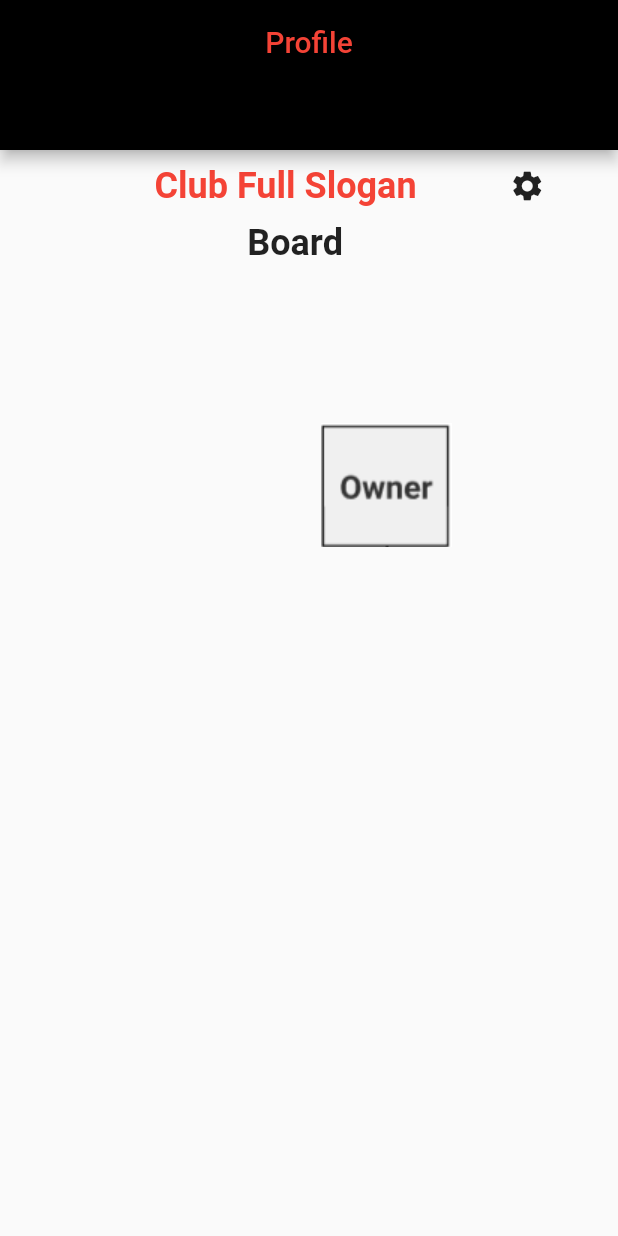
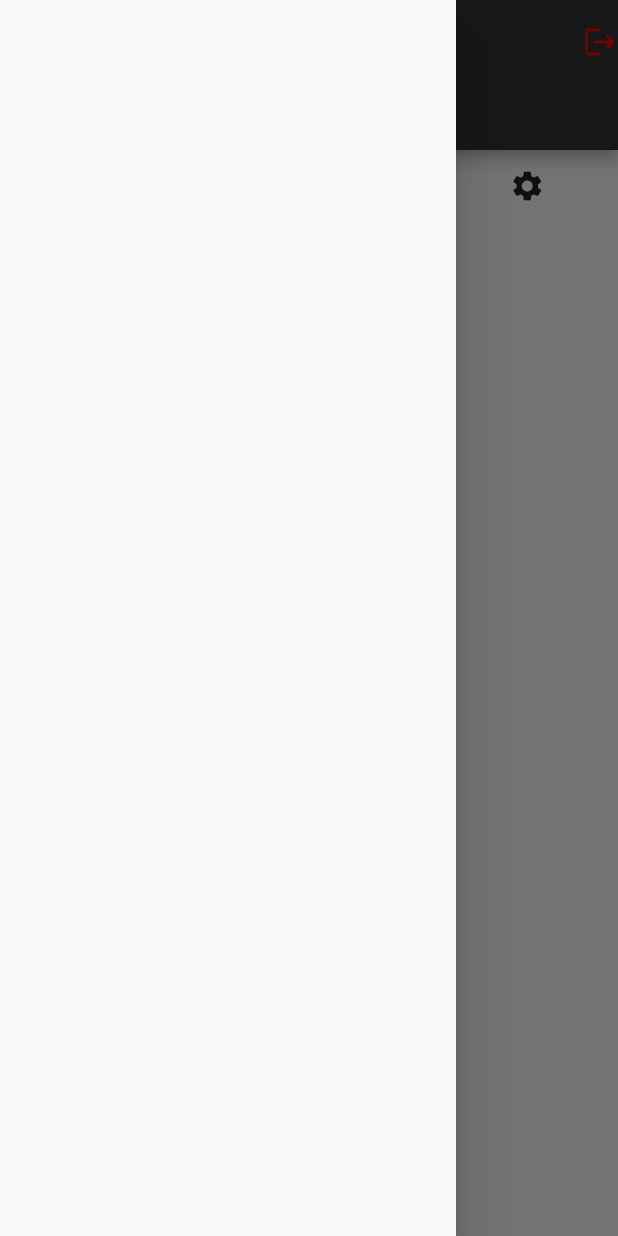
Before and after one commit to Abdel-Rahman-Salah/MiuClubs, a Flutter app: the Profile screen opened directly, with the side drawer open (before the commit the screen has no drawer), on a phone screen of 412 x 824 dp. Run offline on Flutter 3.47's test engine with Material 2 defaults, Android fonts, the phone set to English and light mode, and no system bars.

Commit message:
applying imporst for common layouts

```diff
--- /dev/null
+++ b/lib/imorts.dart
@@ -0,0 +1,54 @@
+import 'package:flutter/material.dart';
+
+class Layout extends StatelessWidget {
+  @override
+  Widget build(BuildContext context) {
+    return Scaffold(
+      drawer: Drawerwidget(),
+      appBar: Appbarwidget('clubpage'),
+      bottomSheet: Container(
+        padding: EdgeInsets.only(top: 2),
+        child: Center(
+          child: Text(
+            'hi',
+            style: TextStyle(color: Colors.white),
+          ),
+        ),
+        color: Color.fromRGBO(51, 51, 51, 1.0),
+        width: MediaQuery.of(context).size.width,
+        height: 40,
+      ),
+    );
+  }
+}
+
+class Drawerwidget extends StatelessWidget {
+  @override
+  Widget build(BuildContext context) {
+    return Drawer();
+  }
+}
+
+class Appbarwidget extends StatelessWidget with PreferredSizeWidget {
+  String? page;
+  Appbarwidget(page) {
+    this.page = page;
+  }
+  @override
+  Widget build(BuildContext context) {
+    return AppBar(
+      actions: [Icon(Icons.logout)],
+      bottom: PreferredSize(
+          child:
+              Text(page!, style: TextStyle(fontSize: 30, color: Colors.white)),
+          preferredSize: Size(40, 40)),
+      centerTitle: true,
+      backgroundColor: Color.fromRGBO(51, 51, 51, 1.0),
+      iconTheme: IconThemeData(color: Color.fromRGBO(254, 3, 3, 1.0)),
+    );
+  }
+
+  @override
+  // TODO: implement preferredSize
+  Size get preferredSize => Size.fromHeight(100);
+}
--- a/lib/main.dart
+++ b/lib/main.dart
@@ -1,5 +1,6 @@
 import 'package:flutter/material.dart';
 import 'package:loginsignup/signup/signup.dart';
+import 'package:loginsignup/imorts.dart';
 
 void main() {
   runApp(const MyApp());
@@ -17,7 +18,7 @@ class MyApp extends StatelessWidget {
       theme: ThemeData(
         primarySwatch: Colors.blue,
       ),
-      home: const SignUp(),
+      home: Layout(),
     );
   }
 }
--- a/lib/screens/profile.dart
+++ b/lib/screens/profile.dart
@@ -1,6 +1,6 @@
 import 'package:flutter/material.dart';
 import 'package:loginsignup/constant.dart';
-
+import 'package:loginsignup/imorts.dart';
 
 void main(List<String> args) {
   runApp(MyApp());
@@ -18,44 +18,38 @@ class Profile extends StatelessWidget {
   Widget build(BuildContext context) {
     // TODO: implement build
     return Scaffold(
-
-        appBar: PreferredSize(
-          preferredSize: Size.fromHeight(100.0),
-          child: AppBar(
-            centerTitle: true,
-            title: const Text(
-              'Profile',
-              style: TextStyle(color: Colors.red),
-            ),
-            backgroundColor: Colors.black,
-          ),
-        ),
+        drawer: Drawerwidget(),
+        appBar: Appbarwidget('profile'),
         body: ListView(
-         padding: EdgeInsets.only(left:MediaQuery.of(context).size.width * 0.25 ),
-
+          padding:
+              EdgeInsets.only(left: MediaQuery.of(context).size.width * 0.25),
           children: [
-
             Row(
               children: [
-            Text("Club Full Slogan",
-            style: TextStyle(fontSize:24.0,fontWeight: FontWeight.bold, color:Colors.red),),
+                Text(
+                  "Club Full Slogan",
+                  style: TextStyle(
+                      fontSize: 24.0,
+                      fontWeight: FontWeight.bold,
+                      color: Colors.red),
+                ),
                 IconButton(
-              padding: EdgeInsets.only(left:MediaQuery.of(context).size.width * 0.15),
-              onPressed: (){}, icon: Icon(Icons.settings))
+                    padding: EdgeInsets.only(
+                        left: MediaQuery.of(context).size.width * 0.15),
+                    onPressed: () {},
+                    icon: Icon(Icons.settings))
               ],
             ),
             Padding(
-            padding: EdgeInsets.only(left:MediaQuery.of(context).size.width * 0.15 ),
+              padding: EdgeInsets.only(
+                  left: MediaQuery.of(context).size.width * 0.15),
               child: Text(
-              "Board", style: TextStyle(fontSize:24.0,fontWeight: FontWeight.bold),),),
+                "Board",
+                style: TextStyle(fontSize: 24.0, fontWeight: FontWeight.bold),
+              ),
+            ),
             Container(child: Image.asset('assets/images/owner.png')),
-
           ],
-
-        )
-
-        );
+        ));
   }
-
-
 }
```
Also changed, not shown: pubspec.lock. Lines whose indentation alone changed are shown as unchanged.
